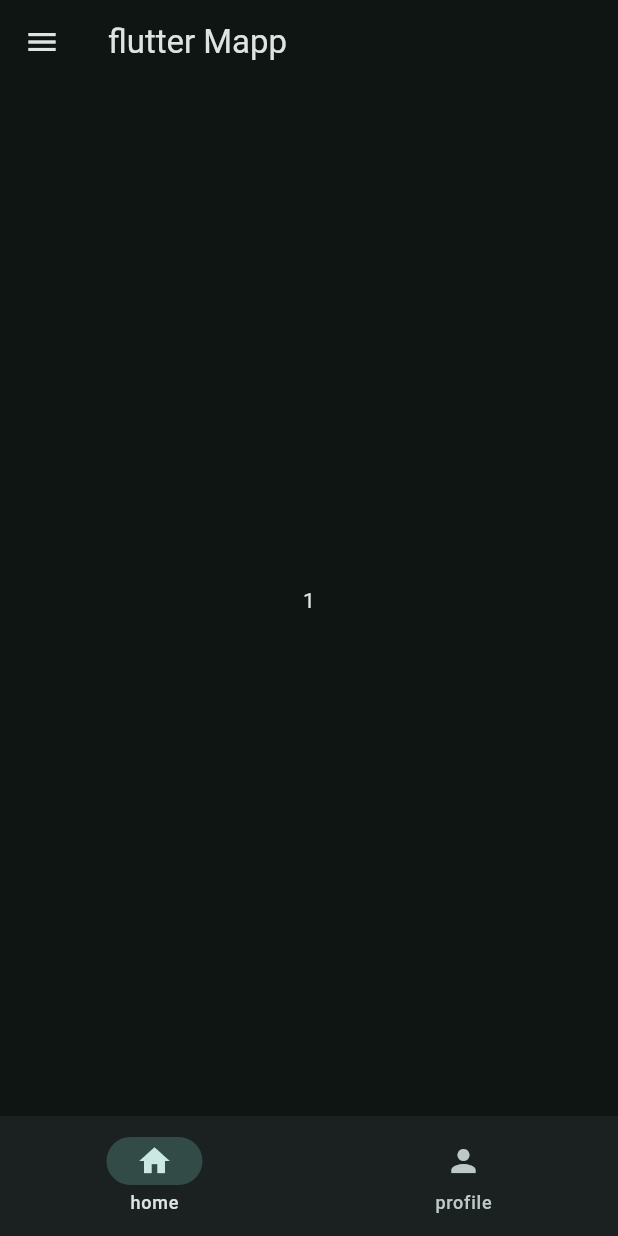
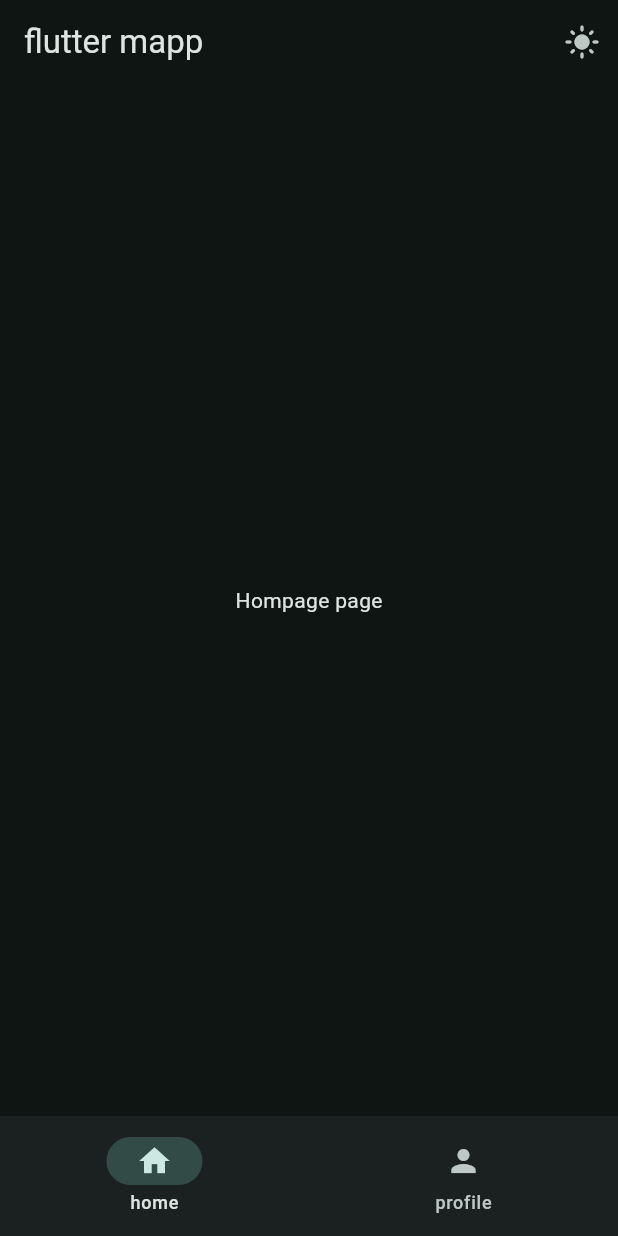
Before and after one commit to fikaduwalie/flutter_bignner_37hr, a Flutter app: the screen it shows after launch, on a phone screen of 412 x 824 dp. Run offline on Flutter 3.47's test engine with Material 3 defaults, Android fonts, the phone set to English and light mode, and no system bars.

Commit message:
flutte_5hr

```diff
--- /dev/null
+++ b/flutbignner_37hr/lib/data/notifiers.dart
@@ -0,0 +1,4 @@
+import 'package:flutter/widgets.dart';
+
+ValueNotifier<int> selectedPageNotifier = ValueNotifier(0);
+ValueNotifier<bool>isDarkModeNotifier = ValueNotifier(true);
--- a/flutbignner_37hr/lib/main.dart
+++ b/flutbignner_37hr/lib/main.dart
@@ -1,67 +1,38 @@
+import 'package:flutbignner_37hr/data/notifiers.dart';
+import 'package:flutbignner_37hr/views/widget_tree.dart';
+import 'package:flutbignner_37hr/views/widget/navebar.widget.dart';
 import 'package:flutter/material.dart';
 
 void main() {
   runApp(const MyApp());
 }
 
-String? title = 'flutter Mapp';
+class MyApp extends StatefulWidget {
+  const MyApp({super.key});
 
-class MyApp extends StatelessWidget {
-  const MyApp({super.key});
+  @override
+  State<MyApp> createState() => _MyAppState();
+}
+
+class _MyAppState extends State<MyApp> {
+
   @override
   Widget build(BuildContext context) {
-    return MaterialApp(
+    return ValueListenableBuilder(
+      valueListenable: isDarkModeNotifier,
+       builder: (context, isDarkMode, child) {
+      return MaterialApp(
+      debugShowCheckedModeBanner: false,
       theme: ThemeData(
         colorScheme: ColorScheme.fromSeed(
           seedColor: Colors.teal,
-          brightness: Brightness.dark,
-        ),
+          brightness: isDarkMode? Brightness.dark:Brightness.light,
       ),
-      debugShowCheckedModeBanner: false,
+      ),
+      home:WidgetTree(),
+    );
+    },
+    );
 
-      home:MyHomePage() ,
-    );
   }
 }
-
-class MyHomePage extends StatefulWidget {
-  const MyHomePage({super.key});
-
-  @override
-  State<MyHomePage> createState() => _MyHomePageState();
-}
-
-class _MyHomePageState extends State<MyHomePage> {
-
-  int currentIndex = 0;
-  @override
-  Widget build(BuildContext context) {
-
-    return Scaffold(
-        appBar: AppBar(
-          title: Text(title!),
-          centerTitle: false),
-          body: currentIndex == 0?
-           Center(child: Text('1'),
-           )
-           :Center(
-            child: Text('2'),
-           ),
-drawer: Drawer(),
-        bottomNavigationBar: NavigationBar(
-          destinations: [
-            NavigationDestination(icon: Icon(Icons.home), label: 'home'),
-            NavigationDestination(icon: Icon(Icons.person), label: 'profile'
-            ),
-          ],
-          onDestinationSelected: (int value) {
-
-            setState(() {
-             currentIndex = value;
-            });
-          },
-          selectedIndex: currentIndex,
-        ),
-      );
-  }
-}
--- /dev/null
+++ b/flutbignner_37hr/lib/views/pages/home_page.dart
@@ -0,0 +1,11 @@
+import 'package:flutter/material.dart';
+
+class HomePage extends StatelessWidget {
+  const HomePage({super.key});
+
+  @override
+  Widget build(BuildContext context) {
+    return Center(child: Text('Hompage page'),
+    );
+  }
+}
--- /dev/null
+++ b/flutbignner_37hr/lib/views/pages/profile_page.dart
@@ -0,0 +1,11 @@
+import 'package:flutter/material.dart';
+
+class ProfilePage extends StatelessWidget {
+  const ProfilePage({super.key});
+
+  @override
+  Widget build(BuildContext context) {
+    return Center(child: Text('profile page'),
+    );
+  }
+}
--- /dev/null
+++ b/flutbignner_37hr/lib/views/widget/navebar.widget.dart
@@ -0,0 +1,25 @@
+import 'package:flutbignner_37hr/data/notifiers.dart';
+import 'package:flutter/material.dart';
+
+class NavebarWidget extends StatelessWidget {
+  const NavebarWidget({super.key});
+
+  @override
+  Widget build(BuildContext context) {
+    return ValueListenableBuilder(valueListenable: selectedPageNotifier,
+     builder:(context, selectedPage, child){
+      return NavigationBar(
+          destinations:[
+            NavigationDestination(icon: Icon(Icons.home), label:'home'),
+          NavigationDestination(icon: Icon(Icons.person),label:'profile'),
+
+       ],
+       onDestinationSelected: (int value){
+       selectedPageNotifier.value = value;
+       },
+        selectedIndex: selectedPage,
+    );
+    },
+     );
+  }
+}
--- /dev/null
+++ b/flutbignner_37hr/lib/views/widget_tree.dart
@@ -0,0 +1,44 @@
+import 'package:flutbignner_37hr/data/notifiers.dart';
+import 'package:flutbignner_37hr/views/pages/home_page.dart';
+import 'package:flutbignner_37hr/views/pages/profile_page.dart';
+import 'package:flutter/material.dart';
+
+import 'widget/navebar.widget.dart';
+
+List<Widget> page = [
+  HomePage(),
+  ProfilePage(),
+];
+class WidgetTree extends StatelessWidget {
+  const WidgetTree({super.key});
+
+  @override
+  Widget build(BuildContext context) {
+    return  Scaffold(
+      appBar: AppBar(
+        title: Text('flutter mapp'),
+        actions: [
+          IconButton(
+            onPressed:() {
+    isDarkModeNotifier.value = !isDarkModeNotifier.value;
+            },
+            icon:ValueListenableBuilder(
+              valueListenable:isDarkModeNotifier ,
+             builder: (context, isDarkMode, child) {
+            return Icon(isDarkMode?
+              Icons.light_mode: Icons.dark_mode,
+            ) ;
+            },
+            ),
+            ),
+        ],
+        ),
+        body:ValueListenableBuilder(valueListenable: selectedPageNotifier,
+        builder: (context, selectedPage, child) {
+        return  page.elementAt(selectedPage);
+        },
+        ),
+        bottomNavigationBar: NavebarWidget(),
+      );
+  }
+}
```
